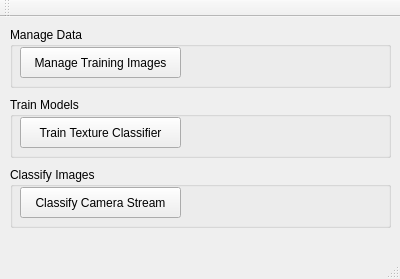
First picture: the form in mainwindow.ui, repository asmith9455/imageClassifier, before the edit.
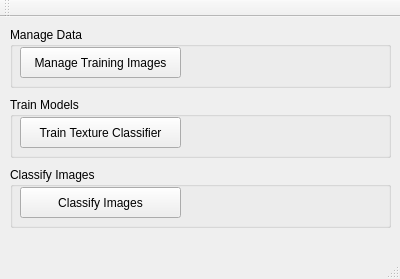
Second picture: the form after the edit.

Commit message: update to image classifier

Patch:
```diff
--- a/mainwindow.ui
+++ b/mainwindow.ui
@@ -88,7 +88,7 @@
       </rect>
      </property>
      <property name="text">
-      <string>Classify Camera Stream</string>
+      <string>Classify Images</string>
      </property>
     </widget>
    </widget>
```
Left out of the diff: 4 changed lines with no effect on the pictures. The commit also changes 8 other files.
